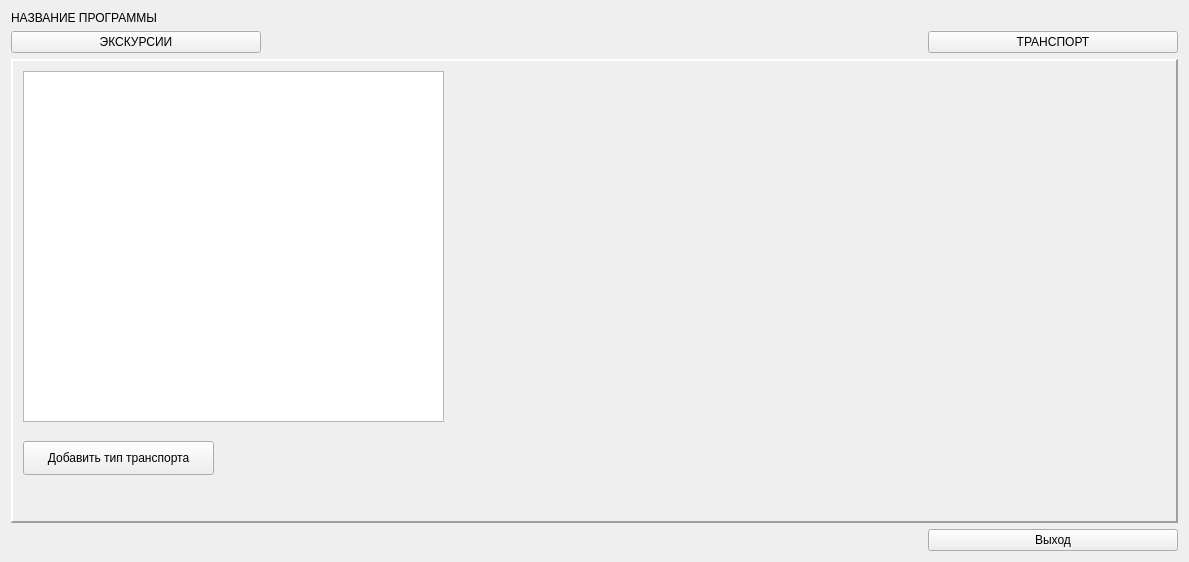
mary-anitikin/excursion_book, file excursion/widget.ui: the form before one commit.
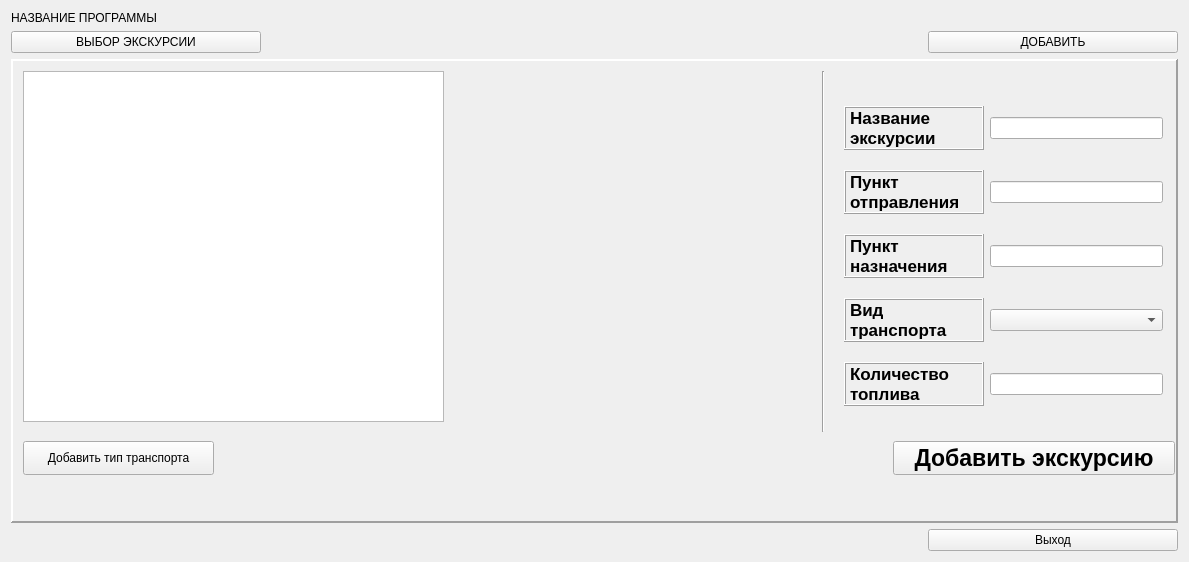
The form after the commit. The open tabs and pages were chosen to show the change.

Commit message: Меняю интерфейс - добавление новой поездки, транспорта перенесла на другую вкладку. По выбору типа транспорта в таблице отображаются доступные для него экскурсии и наоборот: при выборе экскурсии отображается доступный для неё транспорт. Добавлена кнопка "Показать все экскурсии"

```diff
--- a/excursion/widget.ui
+++ b/excursion/widget.ui
@@ -14,6 +14,66 @@
    <string>Widget</string>
   </property>
   <layout class="QGridLayout" name="gridLayout">
+   <item row="1" column="0">
+    <widget class="QPushButton" name="PB_AddExcursion">
+     <property name="minimumSize">
+      <size>
+       <width>250</width>
+       <height>0</height>
+      </size>
+     </property>
+     <property name="text">
+      <string>ВЫБОР ЭКСКУРСИИ</string>
+     </property>
+    </widget>
+   </item>
+   <item row="3" column="0" colspan="3">
+    <widget class="QLabel" name="l_status">
+     <property name="text">
+      <string/>
+     </property>
+    </widget>
+   </item>
+   <item row="3" column="3">
+    <widget class="QPushButton" name="pushButton_3">
+     <property name="text">
+      <string>Выход</string>
+     </property>
+    </widget>
+   </item>
+   <item row="0" column="0" colspan="4">
+    <widget class="QLabel" name="label">
+     <property name="text">
+      <string>НАЗВАНИЕ ПРОГРАММЫ</string>
+     </property>
+    </widget>
+   </item>
+   <item row="1" column="1">
+    <spacer name="horizontalSpacer">
+     <property name="orientation">
+      <enum>Qt::Horizontal</enum>
+     </property>
+     <property name="sizeHint" stdset="0">
+      <size>
+       <width>40</width>
+       <height>20</height>
+      </size>
+     </property>
+    </spacer>
+   </item>
+   <item row="1" column="3">
+    <widget class="QPushButton" name="PB_AddTransport">
+     <property name="minimumSize">
+      <size>
+       <width>250</width>
+       <height>0</height>
+      </size>
+     </property>
+     <property name="text">
+      <string>ДОБАВИТЬ</string>
+     </property>
+    </widget>
+   </item>
    <item row="2" column="0" colspan="4">
     <widget class="QStackedWidget" name="stackedWidget">
      <property name="frameShape">
@@ -52,19 +112,6 @@
         </rect>
        </property>
       </widget>
-      <widget class="QPushButton" name="PB_AddTour">
-       <property name="geometry">
-        <rect>
-         <x>10</x>
-         <y>250</y>
-         <width>282</width>
-         <height>34</height>
-        </rect>
-       </property>
-       <property name="text">
-        <string>Добавить экскурсию</string>
-       </property>
-      </widget>
       <widget class="QLabel" name="label_6">
        <property name="geometry">
         <rect>
@@ -171,69 +218,239 @@
         <string>Добавить тип транспорта</string>
        </property>
       </widget>
+      <widget class="QPushButton" name="PB_AddTour">
+       <property name="geometry">
+        <rect>
+         <x>880</x>
+         <y>380</y>
+         <width>282</width>
+         <height>34</height>
+        </rect>
+       </property>
+       <property name="font">
+        <font>
+         <pointsize>17</pointsize>
+         <weight>75</weight>
+         <bold>true</bold>
+        </font>
+       </property>
+       <property name="text">
+        <string>Добавить экскурсию</string>
+       </property>
+      </widget>
+      <widget class="Line" name="line_2">
+       <property name="geometry">
+        <rect>
+         <x>800</x>
+         <y>10</y>
+         <width>20</width>
+         <height>361</height>
+        </rect>
+       </property>
+       <property name="orientation">
+        <enum>Qt::Vertical</enum>
+       </property>
+      </widget>
+      <widget class="QWidget" name="">
+       <property name="geometry">
+        <rect>
+         <x>820</x>
+         <y>20</y>
+         <width>341</width>
+         <height>351</height>
+        </rect>
+       </property>
+       <layout class="QVBoxLayout" name="verticalLayout">
+        <item>
+         <layout class="QHBoxLayout" name="horizontalLayout">
+          <item>
+           <widget class="QLabel" name="label_2">
+            <property name="minimumSize">
+             <size>
+              <width>140</width>
+              <height>0</height>
+             </size>
+            </property>
+            <property name="font">
+             <font>
+              <pointsize>13</pointsize>
+              <weight>75</weight>
+              <bold>true</bold>
+             </font>
+            </property>
+            <property name="frameShape">
+             <enum>QFrame::Box</enum>
+            </property>
+            <property name="frameShadow">
+             <enum>QFrame::Raised</enum>
+            </property>
+            <property name="lineWidth">
+             <number>1</number>
+            </property>
+            <property name="text">
+             <string>Название
+экскурсии</string>
+            </property>
+           </widget>
+          </item>
+          <item>
+           <widget class="QLineEdit" name="LE_nameTour"/>
+          </item>
+         </layout>
+        </item>
+        <item>
+         <layout class="QHBoxLayout" name="horizontalLayout_2">
+          <item>
+           <widget class="QLabel" name="label_3">
+            <property name="minimumSize">
+             <size>
+              <width>140</width>
+              <height>0</height>
+             </size>
+            </property>
+            <property name="font">
+             <font>
+              <pointsize>13</pointsize>
+              <weight>75</weight>
+              <bold>true</bold>
+             </font>
+            </property>
+            <property name="frameShape">
+             <enum>QFrame::Box</enum>
+            </property>
+            <property name="frameShadow">
+             <enum>QFrame::Raised</enum>
+            </property>
+            <property name="lineWidth">
+             <number>1</number>
+            </property>
+            <property name="text">
+             <string>Пункт
+отправления</string>
+            </property>
+           </widget>
+          </item>
+          <item>
+           <widget class="QLineEdit" name="LE_firstPoint"/>
+          </item>
+         </layout>
+        </item>
+        <item>
+         <layout class="QHBoxLayout" name="horizontalLayout_3">
+          <item>
+           <widget class="QLabel" name="label_4">
+            <property name="minimumSize">
+             <size>
+              <width>140</width>
+              <height>0</height>
+             </size>
+            </property>
+            <property name="font">
+             <font>
+              <pointsize>13</pointsize>
+              <weight>75</weight>
+              <bold>true</bold>
+             </font>
+            </property>
+            <property name="frameShape">
+             <enum>QFrame::Box</enum>
+            </property>
+            <property name="frameShadow">
+             <enum>QFrame::Raised</enum>
+            </property>
+            <property name="lineWidth">
+             <number>1</number>
+            </property>
+            <property name="text">
+             <string>Пункт
+назначения</string>
+            </property>
+           </widget>
+          </item>
+          <item>
+           <widget class="QLineEdit" name="LE_EndPoint"/>
+          </item>
+         </layout>
+        </item>
+        <item>
+         <layout class="QHBoxLayout" name="horizontalLayout_4">
+          <item>
+           <widget class="QLabel" name="label_5">
+            <property name="maximumSize">
+             <size>
+              <width>140</width>
+              <height>16777215</height>
+             </size>
+            </property>
+            <property name="font">
+             <font>
+              <pointsize>13</pointsize>
+              <weight>75</weight>
+              <bold>true</bold>
+             </font>
+            </property>
+            <property name="frameShape">
+             <enum>QFrame::Box</enum>
+            </property>
+            <property name="frameShadow">
+             <enum>QFrame::Raised</enum>
+            </property>
+            <property name="lineWidth">
+             <number>1</number>
+            </property>
+            <property name="text">
+             <string>Вид
+транспорта</string>
+            </property>
+           </widget>
+          </item>
+          <item>
+           <widget class="QComboBox" name="CB_availableTransport"/>
+          </item>
+         </layout>
+        </item>
+        <item>
+         <layout class="QHBoxLayout" name="horizontalLayout_5">
+          <item>
+           <widget class="QLabel" name="label_7">
+            <property name="minimumSize">
+             <size>
+              <width>140</width>
+              <height>0</height>
+             </size>
+            </property>
+            <property name="font">
+             <font>
+              <pointsize>13</pointsize>
+              <weight>75</weight>
+              <bold>true</bold>
+             </font>
+            </property>
+            <property name="frameShape">
+             <enum>QFrame::Box</enum>
+            </property>
+            <property name="frameShadow">
+             <enum>QFrame::Raised</enum>
+            </property>
+            <property name="lineWidth">
+             <number>1</number>
+            </property>
+            <property name="text">
+             <string>Количество
+топлива</string>
+            </property>
+           </widget>
+          </item>
+          <item>
+           <widget class="QLineEdit" name="LE_FuelQuantity"/>
+          </item>
+         </layout>
+        </item>
+       </layout>
+      </widget>
      </widget>
     </widget>
    </item>
-   <item row="1" column="0">
-    <widget class="QPushButton" name="PB_AddExcursion">
-     <property name="minimumSize">
-      <size>
-       <width>250</width>
-       <height>0</height>
-      </size>
-     </property>
-     <property name="text">
-      <string>ЭКСКУРСИИ</string>
-     </property>
-    </widget>
-   </item>
-   <item row="3" column="0" colspan="3">
-    <widget class="QLabel" name="l_status">
-     <property name="text">
-      <string/>
-     </property>
-    </widget>
-   </item>
-   <item row="3" column="3">
-    <widget class="QPushButton" name="pushButton_3">
-     <property name="text">
-      <string>Выход</string>
-     </property>
-    </widget>
-   </item>
-   <item row="0" column="0" colspan="4">
-    <widget class="QLabel" name="label">
-     <property name="text">
-      <string>НАЗВАНИЕ ПРОГРАММЫ</string>
-     </property>
-    </widget>
-   </item>
-   <item row="1" column="1">
-    <spacer name="horizontalSpacer">
-     <property name="orientation">
-      <enum>Qt::Horizontal</enum>
-     </property>
-     <property name="sizeHint" stdset="0">
-      <size>
-       <width>40</width>
-       <height>20</height>
-      </size>
-     </property>
-    </spacer>
-   </item>
-   <item row="1" column="3">
-    <widget class="QPushButton" name="PB_AddTransport">
-     <property name="minimumSize">
-      <size>
-       <width>250</width>
-       <height>0</height>
-      </size>
-     </property>
-     <property name="text">
-      <string>ТРАНСПОРТ</string>
-     </property>
-    </widget>
-   </item>
   </layout>
  </widget>
  <layoutdefault spacing="6" margin="11"/>
```
Left out of the diff: 21 changed lines with no effect on the pictures. The commit also changes 3 other files.
